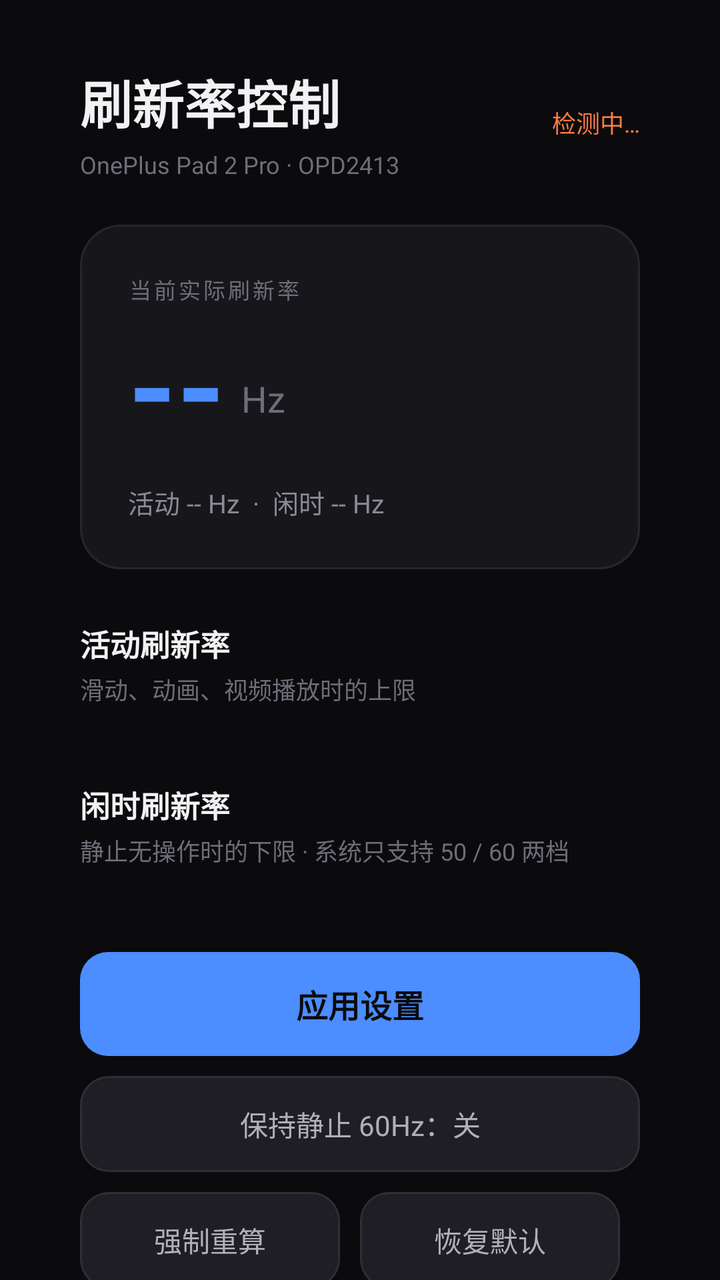
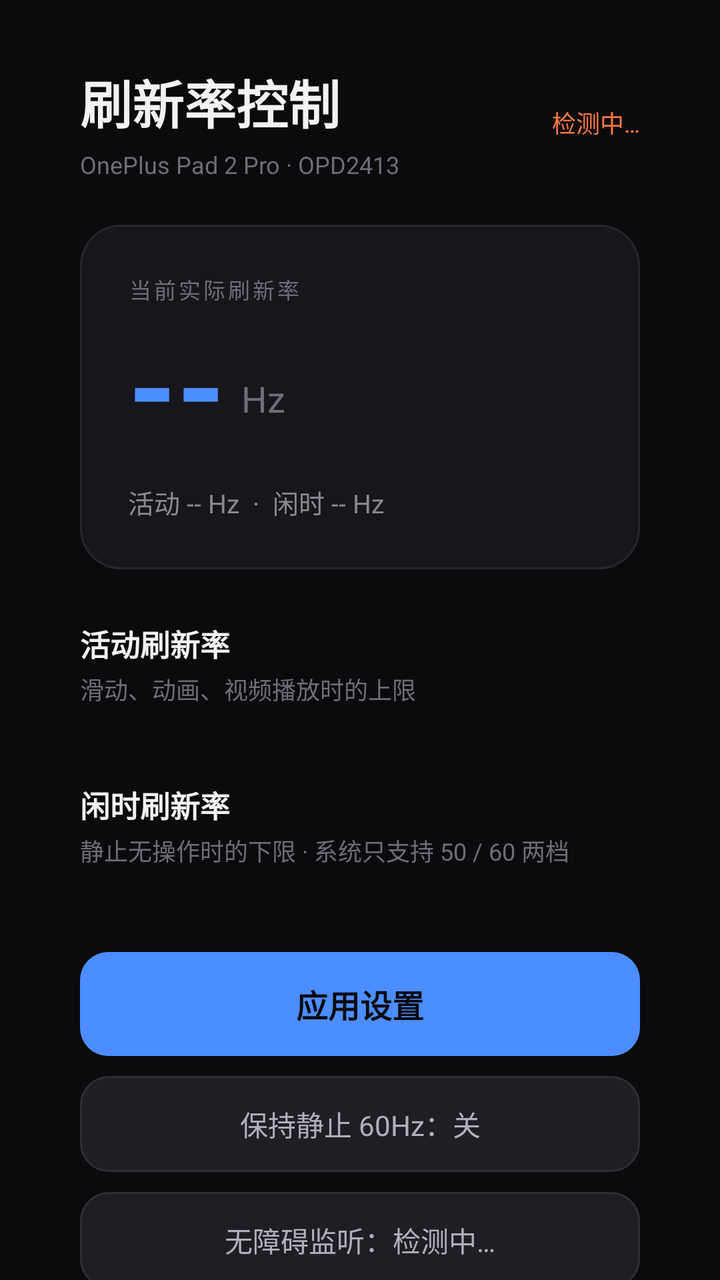

The first picture is an Android layout as it rendered before a commit; the second is the same layout after the commit. The layout source and the unified diff follow.
<!-- AndroidManifest.xml: application theme AppTheme -->
<!-- res/layout/activity_main.xml -->
<?xml version="1.0" encoding="utf-8"?>
<ScrollView xmlns:android="http://schemas.android.com/apk/res/android"
    android:layout_width="match_parent"
    android:layout_height="match_parent"
    android:background="#0B0B0D"
    android:fillViewport="true"
    android:scrollbars="none">

    <LinearLayout
        android:layout_width="match_parent"
        android:layout_height="wrap_content"
        android:orientation="vertical"
        android:paddingLeft="40dp"
        android:paddingRight="40dp"
        android:paddingTop="32dp"
        android:paddingBottom="40dp">

        <LinearLayout
            android:layout_width="match_parent"
            android:layout_height="wrap_content"
            android:orientation="horizontal"
            android:gravity="center_vertical">

            <LinearLayout
                android:layout_width="0dp"
                android:layout_height="wrap_content"
                android:layout_weight="1"
                android:orientation="vertical">

                <TextView
                    android:layout_width="wrap_content"
                    android:layout_height="wrap_content"
                    android:text="刷新率控制"
                    android:textColor="#F2F2F5"
                    android:textSize="26sp"
                    android:textStyle="bold" />

                <TextView
                    android:id="@+id/tv_device"
                    android:layout_width="wrap_content"
                    android:layout_height="wrap_content"
                    android:layout_marginTop="4dp"
                    android:text="OnePlus Pad 2 Pro · OPD2413"
                    android:textColor="#6E6E7A"
                    android:textSize="12sp" />
            </LinearLayout>

            <TextView
                android:id="@+id/tv_perm"
                android:layout_width="wrap_content"
                android:layout_height="wrap_content"
                android:text="检测中…"
                android:textColor="#FF7A45"
                android:textSize="12sp" />
        </LinearLayout>

        <LinearLayout
            android:layout_width="match_parent"
            android:layout_height="wrap_content"
            android:layout_marginTop="22dp"
            android:background="@drawable/bg_card"
            android:orientation="vertical"
            android:padding="24dp">

            <TextView
                android:layout_width="wrap_content"
                android:layout_height="wrap_content"
                android:text="当前实际刷新率"
                android:textColor="#6E6E7A"
                android:textSize="11sp"
                android:letterSpacing="0.12" />

            <LinearLayout
                android:layout_width="wrap_content"
                android:layout_height="wrap_content"
                android:layout_marginTop="6dp"
                android:orientation="horizontal"
                android:gravity="bottom">

                <TextView
                    android:id="@+id/tv_live"
                    android:layout_width="wrap_content"
                    android:layout_height="wrap_content"
                    android:text="--"
                    android:textColor="#4C8DFF"
                    android:textSize="62sp"
                    android:textStyle="bold"
                    android:includeFontPadding="false" />

                <TextView
                    android:layout_width="wrap_content"
                    android:layout_height="wrap_content"
                    android:layout_marginLeft="8dp"
                    android:layout_marginBottom="10dp"
                    android:text="Hz"
                    android:textColor="#6E6E7A"
                    android:textSize="18sp" />
            </LinearLayout>

            <TextView
                android:id="@+id/tv_summary"
                android:layout_width="wrap_content"
                android:layout_height="wrap_content"
                android:layout_marginTop="10dp"
                android:text="活动 -- Hz  ·  闲时 -- Hz"
                android:textColor="#8A8A95"
                android:textSize="13sp" />
        </LinearLayout>

        <TextView
            android:layout_width="wrap_content"
            android:layout_height="wrap_content"
            android:layout_marginTop="26dp"
            android:text="活动刷新率"
            android:textColor="#F2F2F5"
            android:textSize="15sp"
            android:textStyle="bold" />

        <TextView
            android:layout_width="wrap_content"
            android:layout_height="wrap_content"
            android:layout_marginTop="3dp"
            android:text="滑动、动画、视频播放时的上限"
            android:textColor="#6E6E7A"
            android:textSize="12sp" />

        <LinearLayout
            android:id="@+id/group_active"
            android:layout_width="match_parent"
            android:layout_height="wrap_content"
            android:layout_marginTop="12dp"
            android:orientation="horizontal" />

        <TextView
            android:layout_width="wrap_content"
            android:layout_height="wrap_content"
            android:layout_marginTop="26dp"
            android:text="闲时刷新率"
            android:textColor="#F2F2F5"
            android:textSize="15sp"
            android:textStyle="bold" />

        <TextView
            android:id="@+id/tv_idle_hint"
            android:layout_width="wrap_content"
            android:layout_height="wrap_content"
            android:layout_marginTop="3dp"
            android:text="静止无操作时的下限 · 系统只支持 50 / 60 两档"
            android:textColor="#6E6E7A"
            android:textSize="12sp" />

        <LinearLayout
            android:id="@+id/group_idle"
            android:layout_width="match_parent"
            android:layout_height="wrap_content"
            android:layout_marginTop="12dp"
            android:orientation="horizontal" />

        <TextView
            android:id="@+id/btn_apply"
            android:layout_width="match_parent"
            android:layout_height="52dp"
            android:layout_marginTop="30dp"
            android:background="@drawable/bg_btn_primary"
            android:gravity="center"
            android:text="应用设置"
            android:textColor="#0B0B0D"
            android:textSize="16sp"
            android:textStyle="bold" />

        <TextView
            android:id="@+id/btn_lock"
            android:layout_width="match_parent"
            android:layout_height="48dp"
            android:layout_marginTop="10dp"
            android:background="@drawable/bg_btn_secondary"
            android:gravity="center"
            android:text="保持静止 60Hz：关"
            android:textColor="#B0B0BA"
            android:textSize="14sp" />

        <LinearLayout
            android:layout_width="match_parent"
            android:layout_height="wrap_content"
            android:layout_marginTop="10dp"
            android:orientation="horizontal">

            <TextView
                android:id="@+id/btn_recalc"
                android:layout_width="0dp"
                android:layout_height="48dp"
                android:layout_weight="1"
                android:background="@drawable/bg_btn_secondary"
                android:gravity="center"
                android:text="强制重算"
                android:textColor="#B0B0BA"
                android:textSize="14sp" />

            <View
                android:layout_width="10dp"
                android:layout_height="1dp" />

            <TextView
                android:id="@+id/btn_default"
                android:layout_width="0dp"
                android:layout_height="48dp"
                android:layout_weight="1"
                android:background="@drawable/bg_btn_secondary"
                android:gravity="center"
                android:text="恢复默认"
                android:textColor="#B0B0BA"
                android:textSize="14sp" />

            <View
                android:layout_width="10dp"
                android:layout_height="1dp" />

            <TextView
                android:id="@+id/btn_perm"
                android:layout_width="0dp"
                android:layout_height="48dp"
                android:layout_weight="1"
                android:background="@drawable/bg_btn_secondary"
                android:gravity="center"
                android:text="授权权限"
                android:textColor="#4C8DFF"
                android:textSize="14sp"
                android:visibility="gone" />
        </LinearLayout>

        <TextView
            android:id="@+id/tv_hint"
            android:layout_width="match_parent"
            android:layout_height="wrap_content"
            android:layout_marginTop="18dp"
            android:text="通过 Shizuku 调用系统 shell 修改 settings，无需 root。"
            android:textColor="#5A5A66"
            android:textSize="11sp"
            android:lineSpacingExtra="3dp" />
    </LinearLayout>
</ScrollView>
<!-- resources referenced by this layout -->
<resources>
  <!-- drawable bg_btn_primary (drawable) -->
  <?xml version="1.0" encoding="utf-8"?>
  <shape xmlns:android="http://schemas.android.com/apk/res/android" android:shape="rectangle">
      <solid android:color="#4C8DFF" />
      <corners android:radius="14dp" />
  </shape>
  <!-- drawable bg_btn_secondary (drawable) -->
  <?xml version="1.0" encoding="utf-8"?>
  <shape xmlns:android="http://schemas.android.com/apk/res/android" android:shape="rectangle">
      <solid android:color="#1E1E24" />
      <corners android:radius="14dp" />
      <stroke android:width="1dp" android:color="#2E2E36" />
  </shape>
  <!-- drawable bg_card (drawable) -->
  <?xml version="1.0" encoding="utf-8"?>
  <shape xmlns:android="http://schemas.android.com/apk/res/android" android:shape="rectangle">
      <solid android:color="#17171B" />
      <corners android:radius="20dp" />
      <stroke android:width="1dp" android:color="#26262C" />
  </shape>
  <style name="AppTheme" parent="android:Theme.Material.NoActionBar">
          <item name="android:windowBackground">#0B0B0D</item>
          <item name="android:colorAccent">#4C8DFF</item>
          <item name="android:statusBarColor">#0B0B0D</item>
          <item name="android:navigationBarColor">#0B0B0D</item>
          <item name="android:windowLightStatusBar">false</item>
          <item name="android:textColorPrimary">#F2F2F5</item>
          <item name="android:textColorSecondary">#8A8A95</item>
      </style>
</resources>

<!-- the commit's change to res/layout/activity_main.xml (unified diff, before → after) -->
@@ -179,6 +179,17 @@
             android:textColor="#B0B0BA"
             android:textSize="14sp" />
 
+        <TextView
+            android:id="@+id/btn_acc"
+            android:layout_width="match_parent"
+            android:layout_height="48dp"
+            android:layout_marginTop="10dp"
+            android:background="@drawable/bg_btn_secondary"
+            android:gravity="center"
+            android:text="无障碍监听：检测中…"
+            android:textColor="#B0B0BA"
+            android:textSize="14sp" />
+
         <LinearLayout
             android:layout_width="match_parent"
             android:layout_height="wrap_content"
